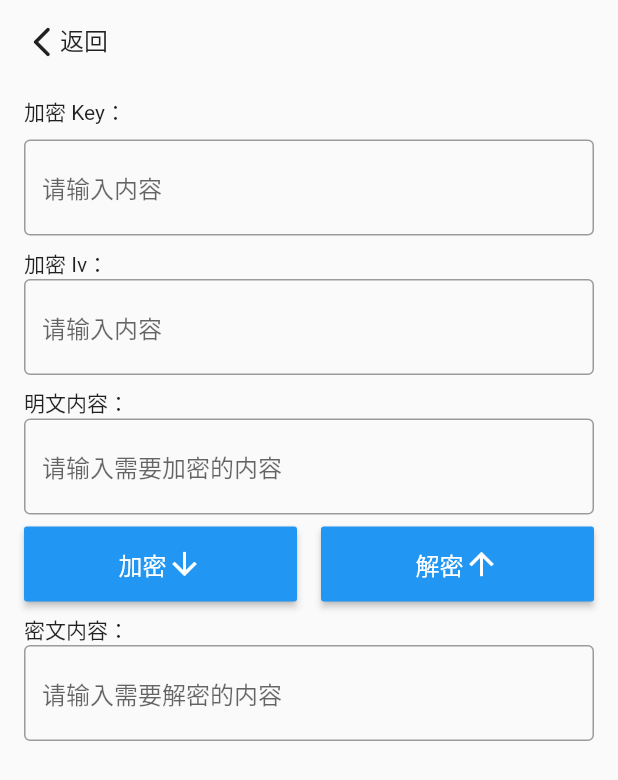
After one commit to JosephusZhou/haha_tools, a Flutter app: the screen it shows after launch, after a tap on "3DES 加解密工具", on a phone screen of 412 x 824 dp. The commit adds this screen. Shown: the top 780 px of the screen. Run offline on Flutter 3.47's test engine with Material 2 defaults, Android fonts, the phone set to English and light mode, and no system bars; drawn by our look-alikes of oktoast; our stand-ins replace convert; missing offline and left inert: buffer_image, dart_des, pasteboard, zxing_lib.

Commit message:
Add 3des encrypt and decryption function

```diff
--- a/lib/com/josephuszhou/page/home_page.dart
+++ b/lib/com/josephuszhou/page/home_page.dart
@@ -1,12 +1,13 @@
 import 'package:flutter/foundation.dart';
 import 'package:flutter/material.dart';
-import 'package:haha_tools/com/josephuszhou/page/android_res_page.dart';
-import 'package:haha_tools/com/josephuszhou/page/read_qrcode_page.dart';
-import 'package:haha_tools/com/josephuszhou/util/sys_util.dart';
 import 'package:oktoast/oktoast.dart';
 
 import '../util/font_util.dart';
+import '../util/sys_util.dart';
+import 'android_res_page.dart';
 import 'generate_qrcode_page.dart';
+import 'read_qrcode_page.dart';
+import 'triple_des_page.dart';
 
 class HomePage extends StatefulWidget {
   const HomePage({Key? key, required this.title}) : super(key: key);
@@ -34,18 +35,36 @@ class _HomePageState extends State<HomePage> {
                     MaterialPageRoute(
                         builder: (context) => const AndroidResPage()));
               }, supportAndroid: false, supportIOS: false, supportWeb: false),
+              buildCardItem(
+                context,
+                "3DES 加解密工具",
+                "3DES 便捷加解密",
+                Icons.enhanced_encryption,
+                () {
+                  Navigator.push(
+                      context,
+                      MaterialPageRoute(
+                          builder: (context) => const TripleDesPage()));
+                },
+              ),
               buildCardItem(context, "二维码工具", "解析二维码内容", Icons.qr_code, () {
                 Navigator.push(
                     context,
                     MaterialPageRoute(
                         builder: (context) => const ReadQrCodePage()));
               }, supportAndroid: false, supportIOS: false, supportWeb: false),
-              buildCardItem(context, "二维码工具", "生成二维码内容", Icons.qr_code, () {
-                Navigator.push(
-                    context,
-                    MaterialPageRoute(
-                        builder: (context) => const WriteQrCodePage()));
-              },),
+              buildCardItem(
+                context,
+                "二维码工具",
+                "生成二维码内容",
+                Icons.qr_code,
+                () {
+                  Navigator.push(
+                      context,
+                      MaterialPageRoute(
+                          builder: (context) => const WriteQrCodePage()));
+                },
+              ),
             ],
           ),
         ),
@@ -108,7 +127,9 @@ class _HomePageState extends State<HomePage> {
                       leading: Icon(iconData),
                     ),
                   ),
-                  const SizedBox(height: 8,),
+                  const SizedBox(
+                    height: 8,
+                  ),
                   Align(
                     alignment: Alignment.bottomRight,
                     child: Row(
--- /dev/null
+++ b/lib/com/josephuszhou/page/triple_des_page.dart
@@ -0,0 +1,172 @@
+import 'package:flutter/material.dart';
+
+import '../widget/common_widget.dart';
+import '../util/triple_des_util.dart' as triple_des;
+
+class TripleDesPage extends StatefulWidget {
+  const TripleDesPage({Key? key}) : super(key: key);
+
+  @override
+  State<TripleDesPage> createState() => _TripleDesPageState();
+}
+
+class _TripleDesPageState extends State<TripleDesPage> {
+  final TextEditingController _keyController = TextEditingController();
+  final TextEditingController _ivController = TextEditingController();
+  final TextEditingController _encryptController = TextEditingController();
+  final TextEditingController _decryptController = TextEditingController();
+
+  @override
+  Widget build(BuildContext context) {
+    const Widget divMargin = SizedBox(
+      width: 16,
+      height: 8,
+    );
+
+    return Scaffold(
+      body: Column(
+        children: [
+          GestureDetector(
+            onTap: () => {Navigator.pop(context)},
+            child: backWidget(),
+          ),
+          Expanded(
+            child: SingleChildScrollView(
+              child: SizedBox(
+                width: MediaQuery.of(context).size.width,
+                child: Padding(
+                  padding: const EdgeInsets.only(
+                      left: 16, right: 16, top: 8, bottom: 8),
+                  child: Column(
+                    crossAxisAlignment: CrossAxisAlignment.start,
+                    children: [
+                      const Text("加密 Key："),
+                      divMargin,
+                      TextField(
+                        controller: _keyController,
+                        maxLines: 1,
+                        keyboardType: TextInputType.text,
+                        decoration: const InputDecoration(
+                            hintText: "请输入内容",
+                            border: OutlineInputBorder(
+                                borderSide: BorderSide(color: Colors.grey))),
+                      ),
+                      divMargin,
+                      const Text("加密 Iv："),
+                      TextField(
+                        controller: _ivController,
+                        maxLines: 1,
+                        keyboardType: TextInputType.text,
+                        decoration: const InputDecoration(
+                            hintText: "请输入内容",
+                            border: OutlineInputBorder(
+                                borderSide: BorderSide(color: Colors.grey))),
+                      ),
+                      divMargin,
+                      const Text("明文内容："),
+                      TextField(
+                        controller: _encryptController,
+                        maxLines: null,
+                        keyboardType: TextInputType.multiline,
+                        decoration: const InputDecoration(
+                            hintText: "请输入需要加密的内容",
+                            border: OutlineInputBorder(
+                                borderSide: BorderSide(color: Colors.grey))),
+                      ),
+                      divMargin,
+                      Row(
+                        mainAxisAlignment: MainAxisAlignment.center,
+                        children: [
+                          Expanded(
+                            flex: 1,
+                            child: MaterialButton(
+                              height: 50,
+                              color: Colors.blue,
+                              onPressed: encrypt,
+                              child: Row(
+                                mainAxisAlignment: MainAxisAlignment.center,
+                                children: const [
+                                  Text(
+                                    "加密",
+                                    style: TextStyle(
+                                        color: Colors.white, fontSize: 16),
+                                  ),
+                                  Icon(
+                                    Icons.arrow_downward,
+                                    color: Colors.white,
+                                  )
+                                ],
+                              ),
+                            ),
+                          ),
+                          divMargin,
+                          Expanded(
+                            flex: 1,
+                            child: MaterialButton(
+                              height: 50,
+                              color: Colors.blue,
+                              onPressed: decrypt,
+                              child: Row(
+                                mainAxisAlignment: MainAxisAlignment.center,
+                                children: const [
+                                  Text(
+                                    "解密",
+                                    style: TextStyle(
+                                        color: Colors.white, fontSize: 16),
+                                  ),
+                                  Icon(
+                                    Icons.arrow_upward,
+                                    color: Colors.white,
+                                  )
+                                ],
+                              ),
+                            ),
+                          ),
+                        ],
+                      ),
+                      divMargin,
+                      const Text("密文内容："),
+                      TextField(
+                        controller: _decryptController,
+                        maxLines: null,
+                        keyboardType: TextInputType.multiline,
+                        decoration: const InputDecoration(
+                            hintText: "请输入需要解密的内容",
+                            border: OutlineInputBorder(
+                                borderSide: BorderSide(color: Colors.grey))),
+                      ),
+                    ],
+                  ),
+                ),
+              ),
+            ),
+          ),
+        ],
+      ),
+    );
+  }
+
+  void encrypt() {
+    var key = _keyController.text;
+    var iv = _ivController.text;
+    var content = _encryptController.text;
+    String? encryptText = triple_des.encrypt(content, key, iv);
+    if (encryptText != null) {
+      setState(() {
+        _decryptController.text = encryptText;
+      });
+    }
+  }
+
+  void decrypt() {
+    var key = _keyController.text;
+    var iv = _ivController.text;
+    var content = _decryptController.text;
+    String? decryptText = triple_des.decrypt(content, key, iv);
+    if (decryptText != null) {
+      setState(() {
+        _encryptController.text = decryptText;
+      });
+    }
+  }
+}
```
